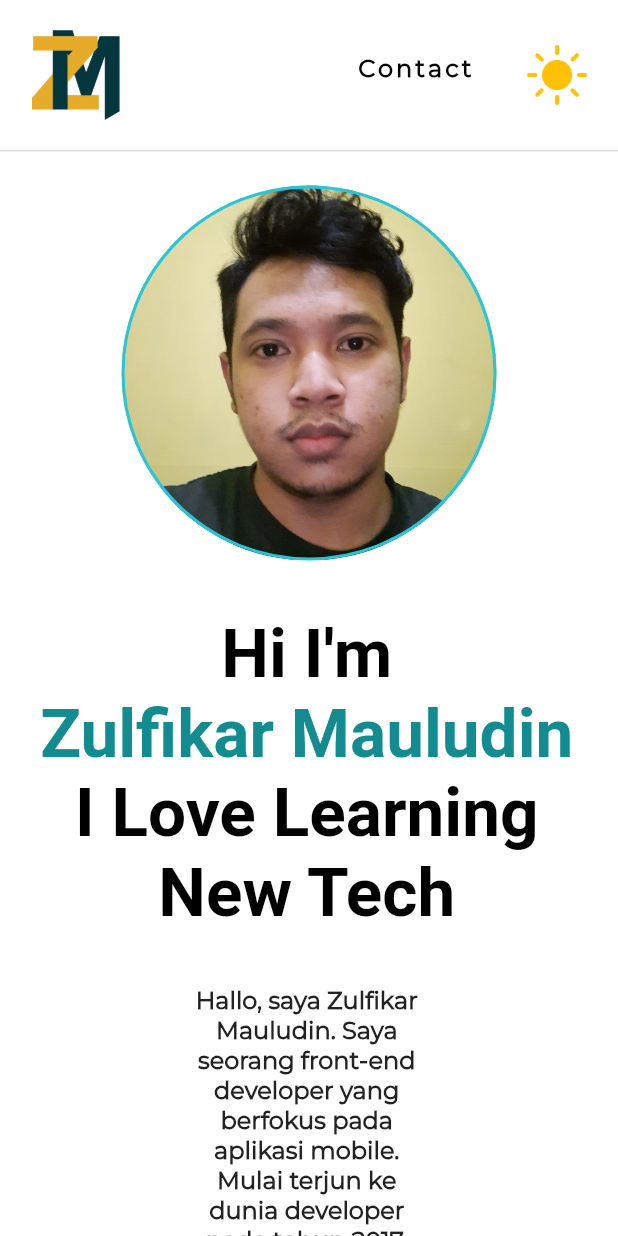
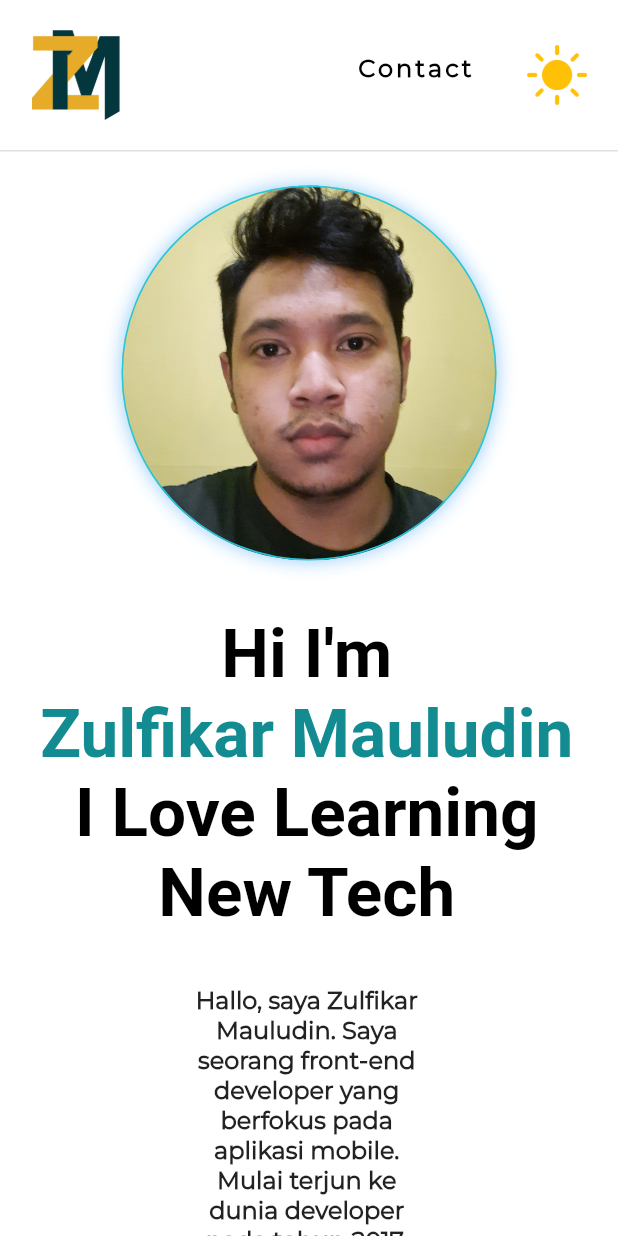
Before and after one commit to zuludin04/portfolio, a Flutter app: the screen it shows after launch, on a phone screen of 412 x 824 dp. Run offline on Flutter 3.47's test engine with Material 2 defaults, Android fonts, the phone set to English and light mode, and no system bars; drawn by our look-alikes of animated_background; our stand-ins replace flutter_svg, get, sliver_tools; missing offline and left inert: dart:html.

Commit message:
profile image hover effect

```diff
--- a/lib/ui/dashboard_screen.dart
+++ b/lib/ui/dashboard_screen.dart
@@ -6,6 +6,7 @@ import 'package:flutter/rendering.dart';
 import 'package:get/get.dart';
 import 'package:portfolio/ui/controller/theme_controller.dart';
 import 'package:portfolio/ui/widgets/appbar_navigation.dart';
+import 'package:portfolio/ui/widgets/profile_image.dart';
 import 'package:portfolio/utils/contants.dart';
 import 'package:sliver_tools/sliver_tools.dart';
 
@@ -68,21 +69,7 @@ class _DashboardScreenState extends State<DashboardScreen>
                     padding: EdgeInsets.only(top: size.height * 0.15),
                     child: Column(
                       children: [
-                        Container(
-                          width: 250,
-                          height: 250,
-                          decoration: BoxDecoration(
-                            shape: BoxShape.circle,
-                            image: const DecorationImage(
-                              image: AssetImage('assets/profile.jpg'),
-                              fit: BoxFit.cover,
-                            ),
-                            border: Border.all(
-                              color: Colors.cyan.shade400,
-                              width: 2,
-                            ),
-                          ),
-                        ),
+                        const ProfileImage(),
                         const SizedBox(height: 36),
                         const SelectableText.rich(
                           TextSpan(
--- /dev/null
+++ b/lib/ui/widgets/profile_image.dart
@@ -0,0 +1,50 @@
+import 'package:flutter/material.dart';
+
+class ProfileImage extends StatefulWidget {
+  const ProfileImage({Key? key}) : super(key: key);
+
+  @override
+  State<ProfileImage> createState() => _ProfileImageState();
+}
+
+class _ProfileImageState extends State<ProfileImage> {
+  bool isHovered = false;
+
+  @override
+  Widget build(BuildContext context) {
+    return MouseRegion(
+      onEnter: (_) => hoverImage(true),
+      onExit: (_) => hoverImage(false),
+      child: AnimatedContainer(
+        duration: const Duration(milliseconds: 300),
+        width: 250,
+        height: 250,
+        decoration: BoxDecoration(
+          shape: BoxShape.circle,
+          image: const DecorationImage(
+            image: AssetImage('assets/profile.jpg'),
+            fit: BoxFit.cover,
+          ),
+          border: Border.all(
+            color: Colors.cyan.shade400,
+            width: 1,
+          ),
+          boxShadow: [
+            BoxShadow(
+              color: Colors.blue.withAlpha(125),
+              blurRadius: 10,
+              spreadRadius: isHovered ? 5 : 0,
+              offset: const Offset(0, 0),
+            ),
+          ],
+        ),
+      ),
+    );
+  }
+
+  void hoverImage(bool hover) {
+    setState(() {
+      isHovered = hover;
+    });
+  }
+}
```
Also changed, not shown: lib/utils/custom_theme.dart (deleted, +0 -62 lines).
